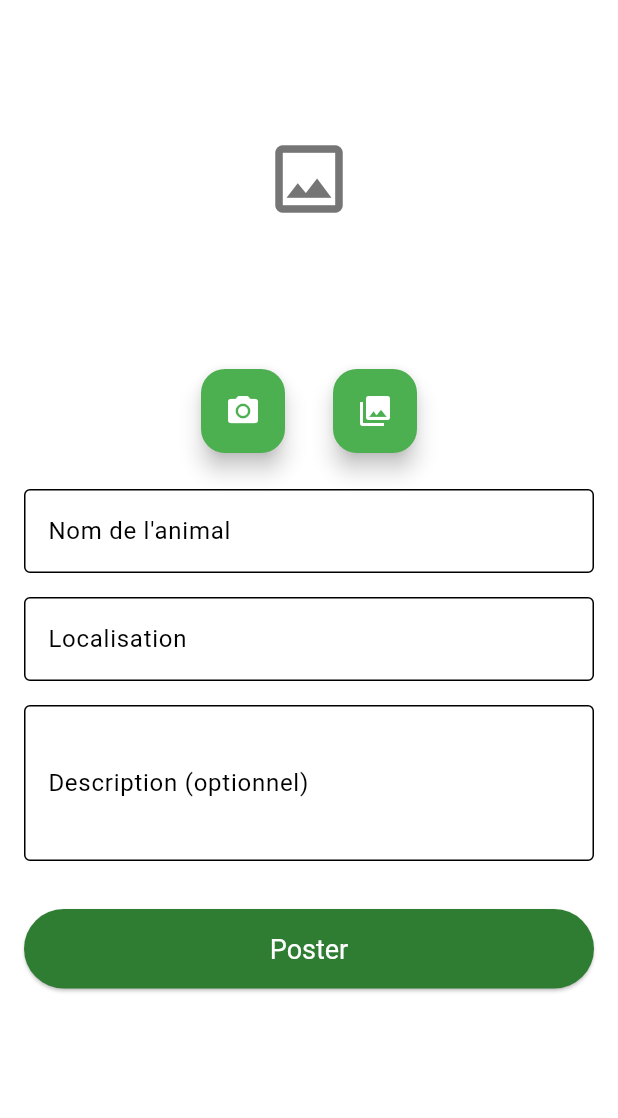
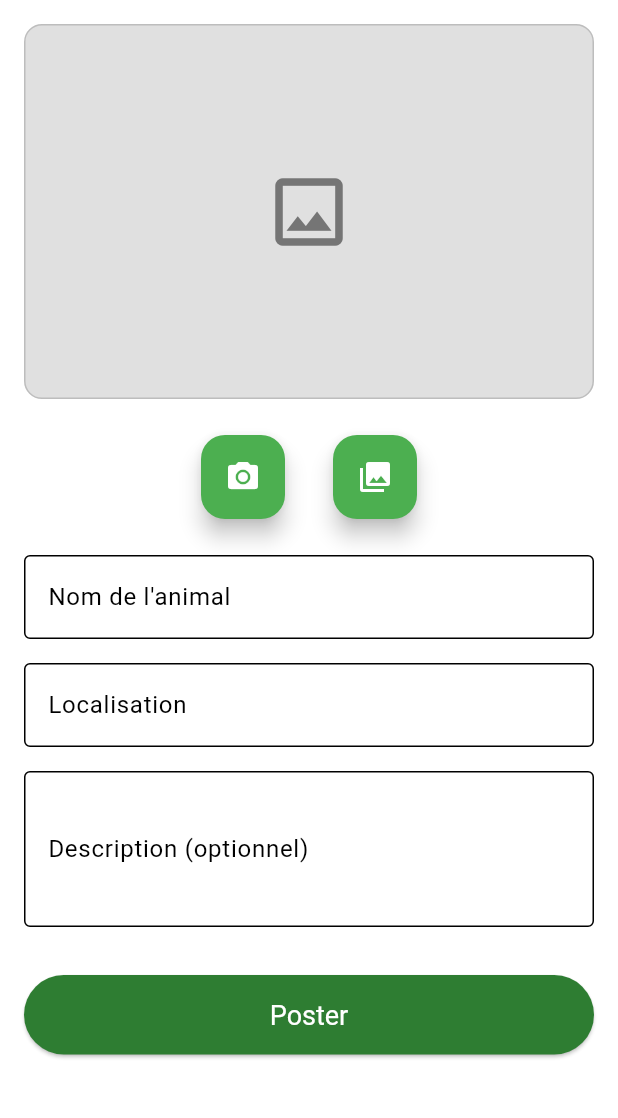
Before and after one commit to zaher-abbas/wildsnap, a Flutter app: the AddPostPage screen opened directly, on a phone screen of 412 x 824 dp, the part 90-1208 px from its top. Run offline on Flutter 3.47's test engine with Material 3 defaults, Android fonts, the phone set to English and light mode, and no system bars; our stand-ins replace firebase_core, google_nav_bar, image_picker; accounts and stored records are empty; network calls fail.

Commit message:
feat: Improve image preview in AddPostPage
Refactors the image preview widget on the Add Post screen.

Changes include:
- Using `BoxFit.contain` for the image fit to ensure the entire image is visible.
- Wrapping the preview in a `Container` with a fixed height, border, and rounded corners for a better and more consistent UI.

```diff
--- a/lib/screens/addpost_page.dart
+++ b/lib/screens/addpost_page.dart
@@ -49,12 +49,14 @@ class _AddPostPageState extends State<AddPostPage> {
       );
     }
 
+    const imageFit = BoxFit.contain;
+
     if (kIsWeb) {
       // Sur le web, on utilise Image.network
-      return Image.network(_image!.path, fit: BoxFit.cover);
+      return Image.network(_image!.path, fit: imageFit);
     } else {
       // Sur mobile, on utilise Image.file
-      return Image.file(File(_image!.path), fit: BoxFit.cover);
+      return Image.file(File(_image!.path), fit: imageFit);
     }
   }
 
@@ -89,11 +91,17 @@ class _AddPostPageState extends State<AddPostPage> {
         child: Column(
           crossAxisAlignment: CrossAxisAlignment.stretch,
           children: [
-            SizedBox(
-                height: MediaQuery.of(context).size.width /2,
-                width: MediaQuery.of(context).size.width /2,
-                child: _buildImagePreview(),
+            Container(
+              height: 250,
+              width: double.infinity,
+              clipBehavior: Clip.antiAlias,
+              decoration: BoxDecoration(
+                color: Colors.grey[300],
+                border: Border.all(color: Colors.grey.shade400),
+                borderRadius: BorderRadius.circular(12),
               ),
+              child: _buildImagePreview(),
+            ),
             const SizedBox(height: 24),
 
             // --- Boutons pour caméra et galerie ---
```
